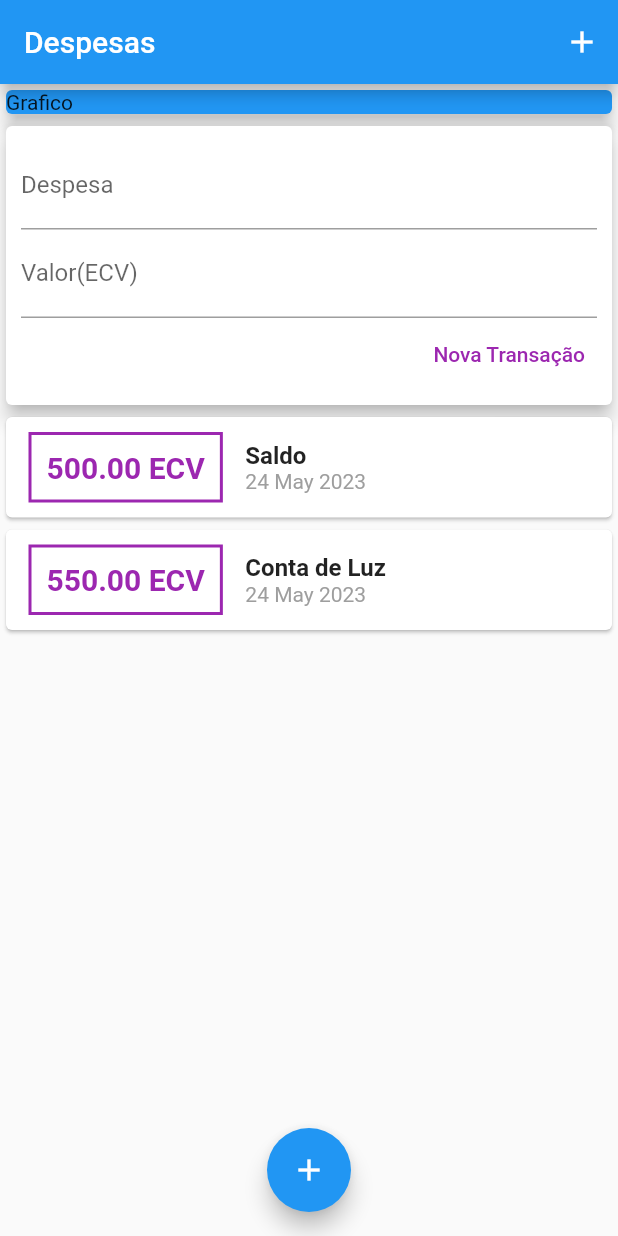
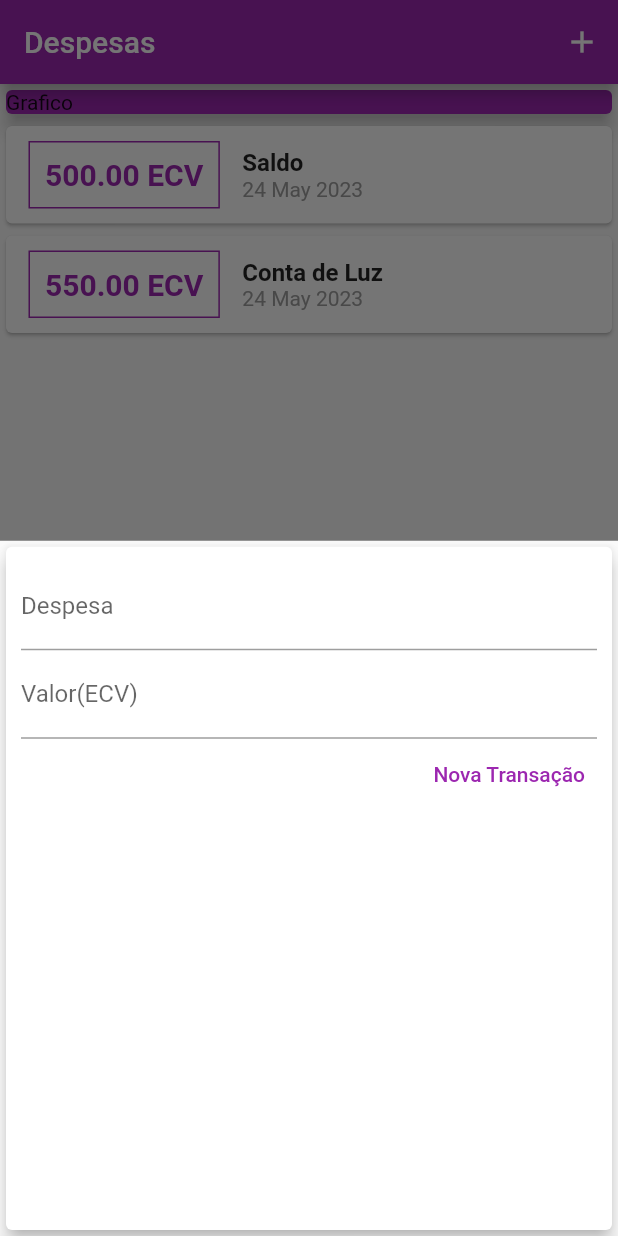
Before and after one commit to anarodrigues1996/expenses, a Flutter app: the screen it shows after launch, after a tap on the "add" icon, on a phone screen of 412 x 824 dp. Run offline on Flutter 3.47's test engine with Material 2 defaults, Android fonts, the phone set to English and light mode, and no system bars.

Commit message:
Fix: Modal and Theme

```diff
--- a/lib/Components/transaction_form.dart
+++ b/lib/Components/transaction_form.dart
@@ -1,10 +1,17 @@
 import 'package:flutter/material.dart';
 
-class TransactionForm extends StatelessWidget {
-  TransactionForm(this.onSubmit);
+class TransactionForm extends StatefulWidget {
+  const TransactionForm(this.onSubmit, {super.key});
+  final void Function(String, double) onSubmit;
+
+  @override
+  State<TransactionForm> createState() => _TransactionFormState();
+}
+
+class _TransactionFormState extends State<TransactionForm> {
   final titleController = TextEditingController();
+
   final valueController = TextEditingController();
-  final void Function(String, double) onSubmit;
 
   _submitForm() {
     final title = titleController.text;
@@ -13,7 +20,7 @@ class TransactionForm extends StatelessWidget {
     if (title.isEmpty || value <= 0) {
       return;
     }
-    onSubmit(title, value);
+    widget.onSubmit(title, value);
   }
 
   @override
--- a/lib/Components/transaction_list.dart
+++ b/lib/Components/transaction_list.dart
@@ -19,14 +19,18 @@ class TransactionList extends StatelessWidget {
                   margin:
                       const EdgeInsets.symmetric(horizontal: 15, vertical: 10),
                   decoration: BoxDecoration(
-                      border: Border.all(color: Colors.purple, width: 2)),
+                      border: Border.all(
+                        color: Theme.of(context).primaryColor,
+                      ),
+                      ),
                   padding: const EdgeInsets.all(10),
                   child: Text(
                     '${tr.value.toStringAsFixed(2)} ECV',
-                    style: const TextStyle(
+                    style: TextStyle(
                         fontWeight: FontWeight.bold,
                         fontSize: 20,
-                        color: Colors.purple),
+                        color: Theme.of(context).primaryColor,
+                        ),
                   )),
               Column(
                 crossAxisAlignment: CrossAxisAlignment.start,
--- a/lib/Components/transaction_user.dart
+++ /dev/null
@@ -1,56 +0,0 @@
-import 'dart:math';
-
-import 'package:expenses/Components/transaction_form.dart';
-import 'package:expenses/Components/transaction_list.dart';
-import 'package:expenses/Models/transaction.dart';
-import 'package:flutter/material.dart';
-
-class TransactionUser extends StatefulWidget {
-  const TransactionUser({super.key});
-
-  @override
-  State<TransactionUser> createState() => _TransactionUserState();
-}
-
-class _TransactionUserState extends State<TransactionUser> {
-  final titleController = TextEditingController();
-
-  final valueController = TextEditingController();
-
-  final transaction = [
-    Transaction(
-      id: '1',
-      title: 'Saldo',
-      value: 500,
-      date: DateTime.now(),
-    ),
-    Transaction(
-      id: '2',
-      title: 'Conta de Luz',
-      value: 550,
-      date: DateTime.now(),
-    ),
-  ];
-
-  _addTransaction(String title, double value) {
-    final newTransaction = Transaction(
-        id: Random().nextDouble().toString(),
-        title: title,
-        value: value,
-        date: DateTime.now());
-    setState(() {
-      transaction.add(newTransaction);
-    });
-  }
-
-  @override
-  Widget build(BuildContext context) {
-    return Column(
-      children: [
-        TransactionForm(_addTransaction),
-        TransactionList(transaction: transaction),
-
-      ],
-    );
-  }
-}
--- a/lib/Pages/home_page.dart
+++ b/lib/Pages/home_page.dart
@@ -1,8 +1,54 @@
-import 'package:expenses/Components/transaction_user.dart';
+import 'dart:math';
+
+import 'package:expenses/Components/transaction_form.dart';
 import 'package:flutter/material.dart';
 
-class HomePage extends StatelessWidget {
+import '../Components/transaction_list.dart';
+import '../Models/transaction.dart';
+
+class HomePage extends StatefulWidget {
   const HomePage({super.key});
+
+  @override
+  State<HomePage> createState() => _HomePageState();
+}
+
+class _HomePageState extends State<HomePage> {
+
+  final transaction = [
+    Transaction(
+      id: '1',
+      title: 'Saldo',
+      value: 500,
+      date: DateTime.now(),
+    ),
+    Transaction(
+      id: '2',
+      title: 'Conta de Luz',
+      value: 550,
+      date: DateTime.now(),
+    ),
+  ];
+
+    _addTransaction(String title, double value) {
+    final newTransaction = Transaction(
+        id: Random().nextDouble().toString(),
+        title: title,
+        value: value,
+        date: DateTime.now());
+    setState(() {
+      transaction.add(newTransaction);
+    });
+
+    Navigator.of(context).pop();
+  }
+  _openTransactionFormModal(BuildContext context) {
+    showModalBottomSheet(
+        context: context,
+        builder: (ctx) {
+          return TransactionForm(_addTransaction);
+        });
+  }
 
   @override
   Widget build(BuildContext context) {
@@ -12,7 +58,7 @@ class HomePage extends StatelessWidget {
         actions: [
           IconButton(
             icon: const Icon(Icons.add),
-              onPressed: () {  },
+            onPressed: () => _openTransactionFormModal(context),
           )
         ],
       ),
@@ -22,21 +68,21 @@ class HomePage extends StatelessWidget {
           children: [
             // ignore: avoid_unnecessary_containers
             Container(
-                child: const SizedBox(
+              child: SizedBox(
                 child: Card(
-                    color: Colors.blue,
+                  color: Theme.of(context).primaryColor,
                   elevation: 5,
-                    child: Text('Grafico'),
+                  child: const Text('Grafico'),
                 ),
               ),
             ),
-              const TransactionUser(),
+            TransactionList(transaction: transaction),
           ],
         ),
       ),
       floatingActionButton: FloatingActionButton(
-          onPressed: (){},
-          child: const Icon (Icons.add),
+        onPressed: () => _openTransactionFormModal(context),
+        child: const Icon(Icons.add),
       ),
       floatingActionButtonLocation: FloatingActionButtonLocation.centerFloat,
     );
--- a/lib/main.dart
+++ b/lib/main.dart
@@ -15,12 +15,12 @@ class MyApp extends StatelessWidget {
       debugShowCheckedModeBanner:false ,
       title: 'Flutter Demo',
       theme: ThemeData(
-        primarySwatch: Colors.blue,
+        primarySwatch: Colors.purple,
       ),
       initialRoute: '/',
       routes: {
 
-        '/':(context) => HomePage(),
+        '/':(context) => const HomePage(),
 
       },
     );
```
Lines whose indentation alone changed are shown as unchanged.
